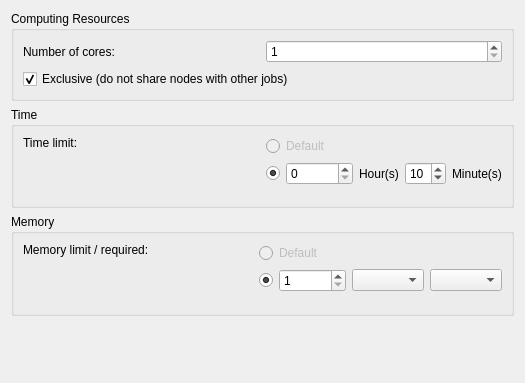
Before: the Qt Designer form src/genericgui/ResourceRequirementsWizardPage.ui in SalomePlatform/jobmanager, drawn with Qt 5.
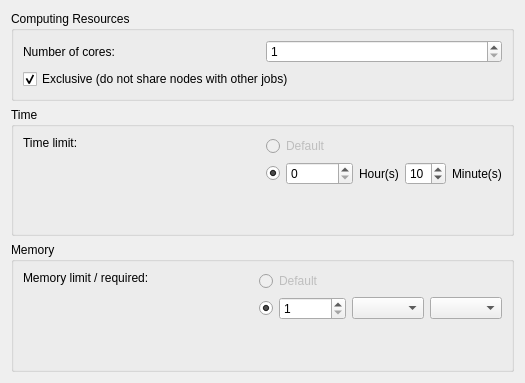
After: the same form once the commit is applied.

Commit message: Remove unnecessary warning message in resource requirement window (job creation wizard) Add warnings in files window (job creation wizard)

The edit to the form file:
```diff
--- a/src/genericgui/ResourceRequirementsWizardPage.ui
+++ b/src/genericgui/ResourceRequirementsWizardPage.ui
@@ -280,32 +280,6 @@
      </layout>
     </widget>
    </item>
-   <item>
-    <layout class="QHBoxLayout" name="horizontalLayout_6">
-     <item>
-      <widget class="QLabel" name="label_warning_icon"/>
-     </item>
-     <item>
-      <widget class="QLabel" name="label_warning_text">
-       <property name="sizePolicy">
-        <sizepolicy hsizetype="Expanding" vsizetype="Fixed">
-         <horstretch>0</horstretch>
-         <verstretch>0</verstretch>
-        </sizepolicy>
-       </property>
-       <property name="minimumSize">
-        <size>
-         <width>0</width>
-         <height>50</height>
-        </size>
-       </property>
-       <property name="wordWrap">
-        <bool>true</bool>
-       </property>
-      </widget>
-     </item>
-    </layout>
-   </item>
   </layout>
  </widget>
  <resources/>
```
The commit also changes 3 other files.
